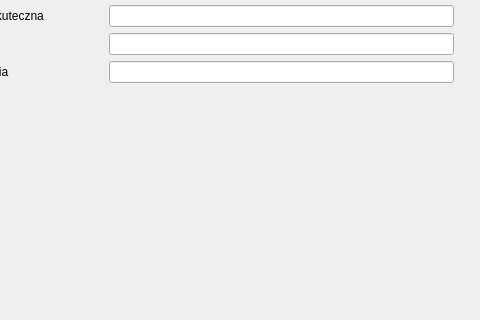
The window that app/datagui.ui (eljotero/Cyfrowe_Przetwarzanie_Sygnalu) describes before a commit, drawn with Qt 5; both pictures show x 497 to 977 and y 81 to 401 of the 1245 by 600 pixel window.
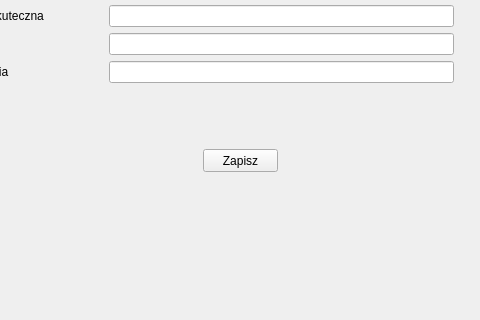
The same window after the commit.

Patch:
```diff
--- a/app/datagui.ui
+++ b/app/datagui.ui
@@ -96,6 +96,19 @@
      </item>
     </layout>
    </widget>
+   <widget class="QPushButton" name="saveButton">
+    <property name="geometry">
+     <rect>
+      <x>700</x>
+      <y>230</y>
+      <width>75</width>
+      <height>23</height>
+     </rect>
+    </property>
+    <property name="text">
+     <string>Zapisz</string>
+    </property>
+   </widget>
   </widget>
   <widget class="QMenuBar" name="menubar">
    <property name="geometry">
```
